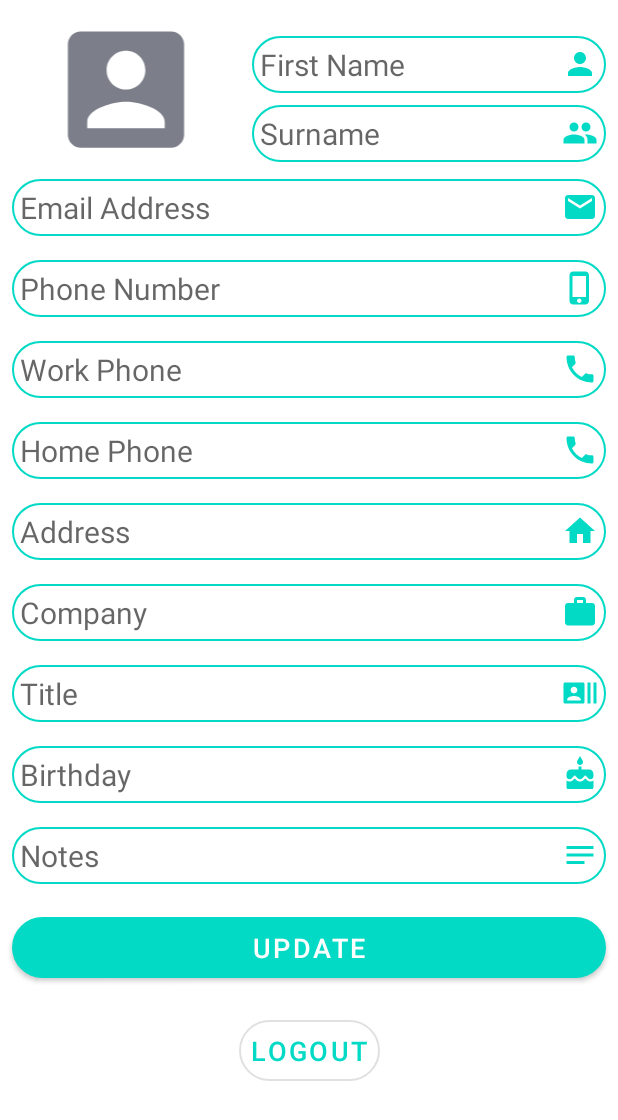
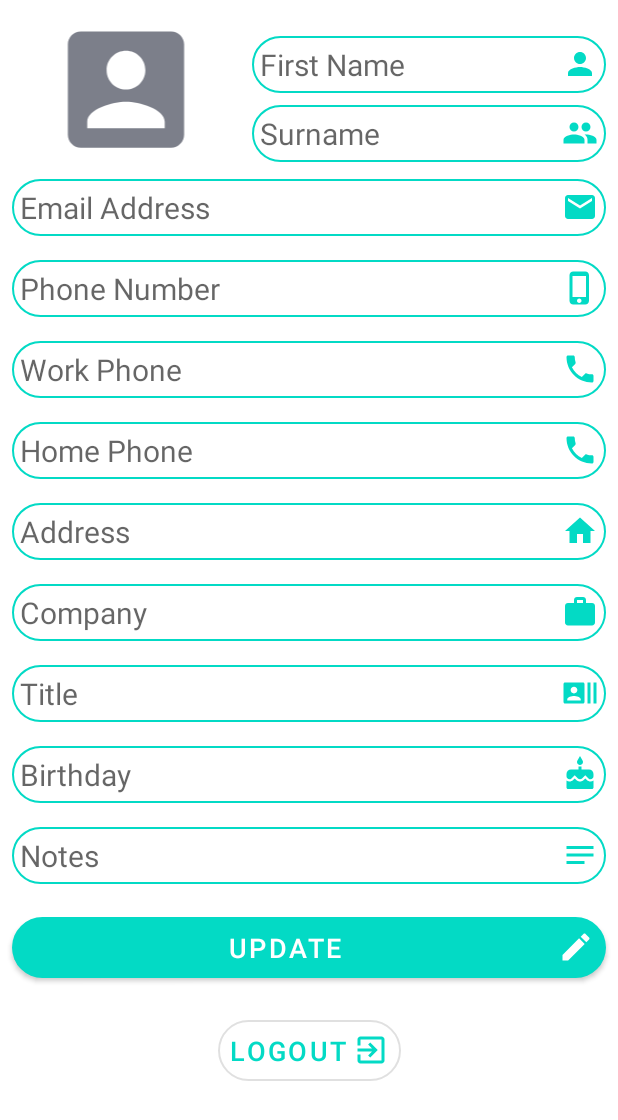
Before and after one commit to tenesuzun/TMD_Contacts_App, an Android app: the layout fragment_user_profile.xml on its own in the app's theme, with its tools: preview values and no code run, on a phone screen of 412 x 824 dp. Shown: the top 1120 px of the screen. Run offline under Robolectric (Android 15) with nearby library versions, the phone set to English and light mode, and no system bars.

```diff
--- a/app/src/main/java/com/example/tmdcontactsapp/MainActivity.kt
+++ b/app/src/main/java/com/example/tmdcontactsapp/MainActivity.kt
@@ -38,7 +38,6 @@ class MainActivity : AppCompatActivity() {
             val intent = Intent(this, ForgottenPasswordActivity::class.java)
             startActivity(intent)
         }
-
         emailField = findViewById(R.id.loginEmailField)
         passwordField = findViewById(R.id.loginPasswordField)
     }
--- a/app/src/main/java/com/example/tmdcontactsapp/UserProfileFragment.kt
+++ b/app/src/main/java/com/example/tmdcontactsapp/UserProfileFragment.kt
@@ -85,4 +85,8 @@ class UserProfileFragment : Fragment() {
         })
         return view
     }
+
+
+
+
 }
--- /dev/null
+++ b/app/src/main/res/drawable/ic_baseline_edit_24_white.xml
@@ -0,0 +1,5 @@
+<vector android:height="24dp" android:tint="#FFFFFF"
+    android:viewportHeight="24" android:viewportWidth="24"
+    android:width="24dp" xmlns:android="http://schemas.android.com/apk/res/android">
+    <path android:fillColor="@android:color/white" android:pathData="M3,17.25V21h3.75L17.81,9.94l-3.75,-3.75L3,17.25zM20.71,7.04c0.39,-0.39 0.39,-1.02 0,-1.41l-2.34,-2.34c-0.39,-0.39 -1.02,-0.39 -1.41,0l-1.83,1.83 3.75,3.75 1.83,-1.83z"/>
+</vector>
--- /dev/null
+++ b/app/src/main/res/drawable/ic_baseline_exit_to_app_24.xml
@@ -0,0 +1,5 @@
+<vector android:height="24dp" android:tint="#03DAC5"
+    android:viewportHeight="24" android:viewportWidth="24"
+    android:width="24dp" xmlns:android="http://schemas.android.com/apk/res/android">
+    <path android:fillColor="@android:color/white" android:pathData="M10.09,15.59L11.5,17l5,-5 -5,-5 -1.41,1.41L12.67,11H3v2h9.67l-2.58,2.59zM19,3H5c-1.11,0 -2,0.9 -2,2v4h2V5h14v14H5v-4H3v4c0,1.1 0.89,2 2,2h14c1.1,0 2,-0.9 2,-2V5c0,-1.1 -0.9,-2 -2,-2z"/>
+</vector>
--- a/app/src/main/res/layout/fragment_user_profile.xml
+++ b/app/src/main/res/layout/fragment_user_profile.xml
@@ -261,6 +261,7 @@
             android:layout_marginStart="8dp"
             android:layout_marginTop="16dp"
             android:layout_marginEnd="8dp"
+            android:drawableEnd="@drawable/ic_baseline_edit_24_white"
             android:padding="8dp"
             android:text="@string/updateButton"
             android:textSize="18sp"
@@ -276,12 +277,12 @@
             android:layout_marginStart="8dp"
             android:layout_marginTop="16dp"
             android:layout_marginEnd="8dp"
+            android:drawableEnd="@drawable/ic_baseline_exit_to_app_24"
             android:padding="8dp"
             android:text="@string/userProfileLogout"
             android:textSize="18sp"
             app:layout_constraintEnd_toEndOf="parent"
             app:layout_constraintStart_toStartOf="parent"
             app:layout_constraintTop_toBottomOf="@id/userProfileUpdate" />
-
     </androidx.constraintlayout.widget.ConstraintLayout>
 </androidx.core.widget.NestedScrollView>
```
